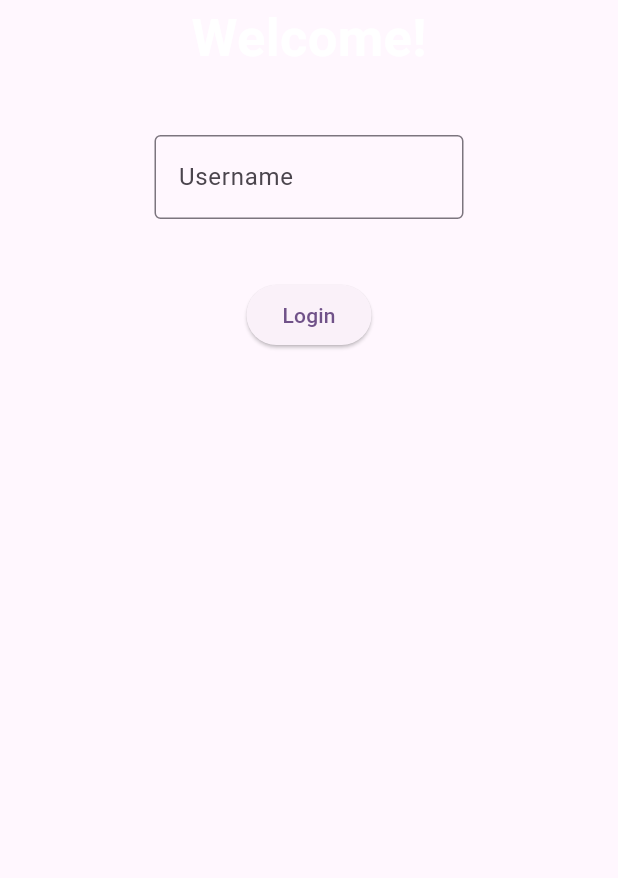
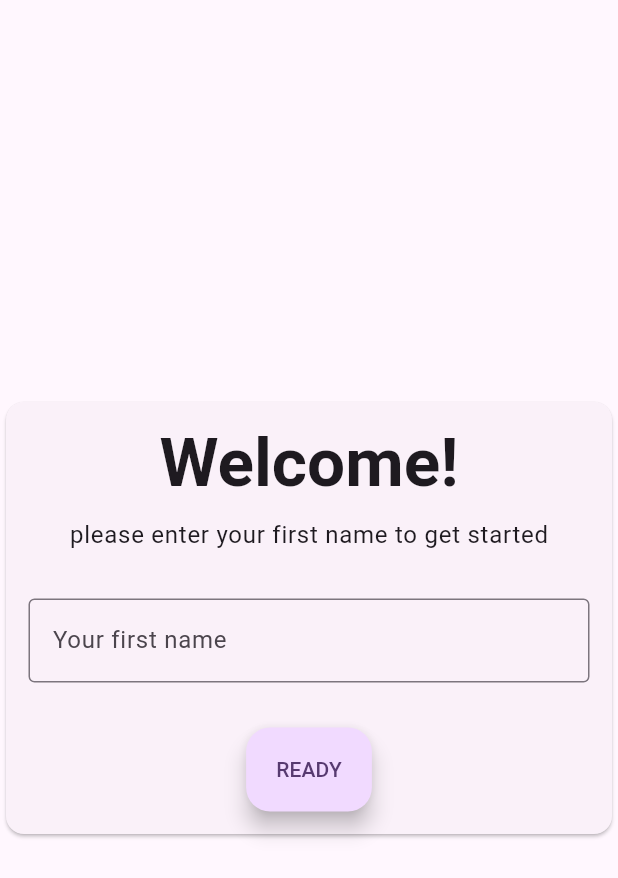
Before and after one commit to SomnusVeritas/MaggsVictoryVoyage, a Flutter app: the screen it shows after launch, on a phone screen of 412 x 824 dp. Shown: the top 878 px of the screen. Run offline on Flutter 3.47's test engine with Material 2 defaults, Android fonts, the phone set to English and light mode, and no system bars; our stand-ins replace shared_preferences, supabase_flutter; accounts and stored records are empty.

Commit message:
prettier login

```diff
--- a/lib/pages/login_page.dart
+++ b/lib/pages/login_page.dart
@@ -7,36 +7,47 @@ class LoginPage extends StatelessWidget {
 
   @override
   Widget build(BuildContext context) {
-    final width = MediaQuery.of(context).size.width;
+    double width = MediaQuery.of(context).size.width / 2;
+    width = width < 400 ? 400 : width;
     TextEditingController username = TextEditingController();
     return Scaffold(
       body: Center(
+        child: Card(
+          child: Padding(
+            padding: const EdgeInsets.all(15.0),
             child: SizedBox(
-          width: width / 2,
+              width: width,
               child: Column(
+                mainAxisSize: MainAxisSize.min,
                 children: [
-              const Text('Welcome!',
-                  style: TextStyle(
-                    fontSize: 35,
-                    fontWeight: FontWeight.bold,
-                    color: Colors.white,
-                  )),
-              const Padding(padding: EdgeInsets.symmetric(vertical: 20)),
+                  Text(
+                    'Welcome!',
+                    style: Theme.of(context)
+                        .textTheme
+                        .displayMedium!
+                        .copyWith(fontWeight: FontWeight.bold),
+                  ),
+                  const Padding(padding: EdgeInsets.symmetric(vertical: 5)),
+                  Text('please enter your first name to get started',
+                      style: Theme.of(context).textTheme.bodyLarge),
+                  const Padding(padding: EdgeInsets.symmetric(vertical: 15)),
                   TextField(
                     controller: username,
                     onSubmitted: (value) => DbHelper.login(username.text),
                     textInputAction: TextInputAction.done,
                     decoration: const InputDecoration(
-                  label: Text('Username'),
+                      label: Text('Your first name'),
                       border: OutlineInputBorder(),
                     ),
                   ),
-              const Padding(padding: EdgeInsets.symmetric(vertical: 20)),
-              ElevatedButton(
+                  const Padding(padding: EdgeInsets.symmetric(vertical: 15)),
+                  FloatingActionButton.extended(
                     onPressed: () => DbHelper.login(username.text),
-                child: const Text('Login'),
+                    label: const Text('READY'),
                   )
                 ],
+              ),
+            ),
           ),
         ),
       ),
```
Lines whose indentation alone changed are shown as unchanged.
